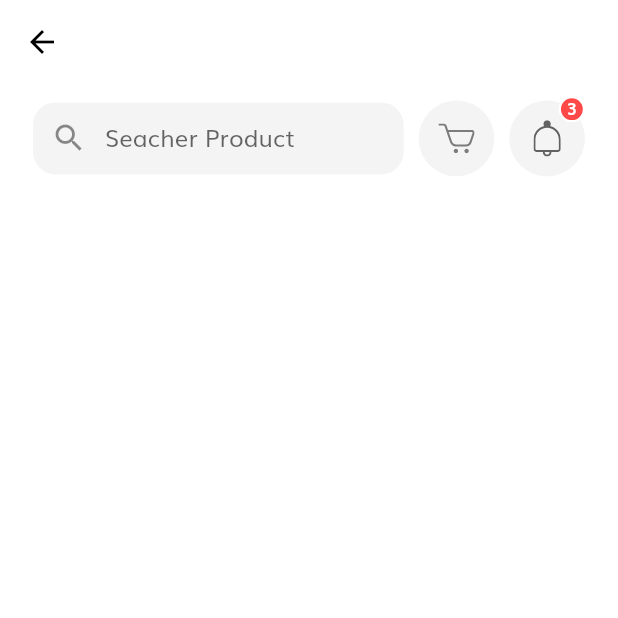
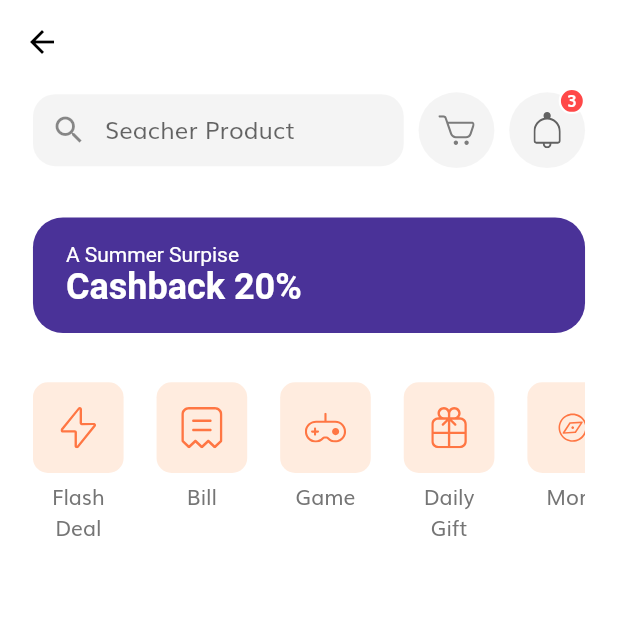
Before and after one commit to clebemachado/e-comerce-estudo, a Flutter app: the HomeScreen screen opened by its route, on a phone screen of 412 x 824 dp, the top half of it. Run offline on Flutter 3.47's test engine with Material 2 defaults, Android fonts, the phone set to English and light mode, and no system bars; our stand-ins replace flutter_svg.

Commit message:
Feito categoria

```diff
--- a/lib/screens/home/components/body.dart
+++ b/lib/screens/home/components/body.dart
@@ -1,8 +1,9 @@
 import 'package:flutter/material.dart';
+import 'package:flutter_svg/flutter_svg.dart';
+import 'package:onboarding_screen/screens/home/components/categories.dart';
 
-import 'package:onboarding_screen/constants.dart';
-import 'package:onboarding_screen/screens/home/components/icons_btn_with_count.dart';
-import 'package:onboarding_screen/screens/home/components/seach_field.dart';
+import 'package:onboarding_screen/screens/home/components/discount_banner.dart';
+import 'package:onboarding_screen/screens/home/components/home_header.dart';
 import 'package:onboarding_screen/size_config.dart';
 
 class Body extends StatelessWidget {
@@ -16,26 +17,12 @@ class Body extends StatelessWidget {
         child: SingleChildScrollView(
           child: Column(
             children: [
+              SizedBox(height: getProportionateScreenWidth(5)),
+              const HomeHeader(),
               SizedBox(height: getProportionateScreenWidth(10)),
-              Padding(
-                padding: EdgeInsets.symmetric(
-                    horizontal: getProportionateScreenWidth(20)),
-                child: Row(
-                  mainAxisAlignment: MainAxisAlignment.spaceBetween,
-                  children: [
-                    const SeacherField(),
-                    IconBtnWithCounter(
-                      svgSrc: "assets/icons/Cart Icon.svg",
-                      press: () {},
-                    ),
-                    IconBtnWithCounter(
-                      svgSrc: "assets/icons/Bell.svg",
-                      numOfItems: 3,
-                      press: () {},
-                    )
-                  ],
-                ),
-              )
+              const DiscountBanner(),
+              SizedBox(height: getProportionateScreenWidth(10)),
+              Categories(),
             ],
           ),
         ),
@@ -43,3 +30,29 @@ class Body extends StatelessWidget {
     );
   }
 }
+
+
+
+/*
+...List.generate(
+            categories.length,
+            (index) => CateroryCard(
+              icon: categories[index]["icon"],
+              text: categories[index]["text"],
+              press: () {},
+            ),
+          ),
+
+
+Row(
+      children: categories
+          .map(
+            (e) => CateroryCard(
+              icon: e["icon"],
+              text: e["text"],
+              press: () => () {},
+            ),
+          )
+          .toList(),
+    );
+*/
--- /dev/null
+++ b/lib/screens/home/components/categories.dart
@@ -0,0 +1,90 @@
+import 'package:flutter/material.dart';
+import 'package:flutter_svg/flutter_svg.dart';
+
+import '../../../size_config.dart';
+
+
+class Categories extends StatelessWidget {
+  Categories({Key? key}) : super(key: key);
+
+  List<Map<String, dynamic>> categories = [
+    {"icon": "assets/icons/Flash Icon.svg", "text": "Flash Deal"},
+    {"icon": "assets/icons/Bill Icon.svg", "text": "Bill"},
+    {"icon": "assets/icons/Game Icon.svg", "text": "Game"},
+    {"icon": "assets/icons/Gift Icon.svg", "text": "Daily Gift"},
+    {"icon": "assets/icons/Discover.svg", "text": "More"},
+  ];
+
+  @override
+  Widget build(BuildContext context) {
+    return Padding(
+      padding: EdgeInsets.symmetric(
+        horizontal: getProportionateScreenWidth(20),
+      ),
+      child: SingleChildScrollView(
+        scrollDirection: Axis.horizontal,
+        child: Row(
+          mainAxisAlignment: MainAxisAlignment.spaceBetween,
+          crossAxisAlignment: CrossAxisAlignment.start,
+          children: [
+            ...List.generate(
+              categories.length,
+              (index) => Padding(
+                padding:
+                    EdgeInsets.only(right: getProportionateScreenWidth(20)),
+                child: CateroryCard(
+                  icon: categories[index]["icon"],
+                  text: categories[index]["text"],
+                  press: () {},
+                ),
+              ),
+            ),
+          ],
+        ),
+      ),
+    );
+  }
+}
+
+
+class CateroryCard extends StatelessWidget {
+  const CateroryCard({
+    Key? key,
+    required this.icon,
+    required this.text,
+    required this.press,
+  }) : super(key: key);
+
+  final String icon, text;
+  final GestureTapCallback press;
+
+  @override
+  Widget build(BuildContext context) {
+    return GestureDetector(
+      onTap: press,
+      child: SizedBox(
+        width: getProportionateScreenWidth(55),
+        child: Column(
+          children: [
+            AspectRatio(
+              aspectRatio: 1,
+              child: Container(
+                padding: EdgeInsets.all(getProportionateScreenWidth(15)),
+                decoration: BoxDecoration(
+                  color: const Color(0xFFFFECDF),
+                  borderRadius: BorderRadius.circular(10),
+                ),
+                child: SvgPicture.asset(icon),
+              ),
+            ),
+            const SizedBox(height: 5),
+            Text(
+              text,
+              textAlign: TextAlign.center,
+            )
+          ],
+        ),
+      ),
+    );
+  }
+}
--- /dev/null
+++ b/lib/screens/home/components/discount_banner.dart
@@ -0,0 +1,39 @@
+import 'package:flutter/material.dart';
+
+import '../../../size_config.dart';
+
+class DiscountBanner extends StatelessWidget {
+  const DiscountBanner({
+    Key? key,
+  }) : super(key: key);
+
+  @override
+  Widget build(BuildContext context) {
+    return Container(
+      margin: EdgeInsets.all(getProportionateScreenWidth(20)),
+      padding: EdgeInsets.symmetric(
+        horizontal: getProportionateScreenWidth(20),
+        vertical: getProportionateScreenWidth(15),
+      ),
+      width: double.infinity,
+      //height: 90,
+      decoration: BoxDecoration(
+        color: const Color(0XFF4A3298),
+        borderRadius: BorderRadius.circular(20),
+      ),
+      child: const Text.rich(
+        TextSpan(
+            text: "A Summer Surpise\n",
+            style: TextStyle(color: Colors.white),
+            children: [
+              TextSpan(
+                  text: "Cashback 20%",
+                  style: TextStyle(
+                    fontSize: 24,
+                    fontWeight: FontWeight.bold,
+                  )),
+            ]),
+      ),
+    );
+  }
+}
--- /dev/null
+++ b/lib/screens/home/components/home_header.dart
@@ -0,0 +1,32 @@
+import 'package:flutter/material.dart';
+import 'package:onboarding_screen/screens/home/components/icons_btn_with_count.dart';
+import 'package:onboarding_screen/screens/home/components/seach_field.dart';
+
+import '../../../size_config.dart';
+
+class HomeHeader extends StatelessWidget {
+  const HomeHeader({Key? key}) : super(key: key);
+
+  @override
+  Widget build(BuildContext context) {
+    return Padding(
+      padding:
+          EdgeInsets.symmetric(horizontal: getProportionateScreenWidth(20)),
+      child: Row(
+        mainAxisAlignment: MainAxisAlignment.spaceBetween,
+        children: [
+          const SeacherField(),
+          IconBtnWithCounter(
+            svgSrc: "assets/icons/Cart Icon.svg",
+            press: () {},
+          ),
+          IconBtnWithCounter(
+            svgSrc: "assets/icons/Bell.svg",
+            numOfItems: 3,
+            press: () {},
+          )
+        ],
+      ),
+    );
+  }
+}
--- a/lib/screens/home/components/icons_btn_with_count.dart
+++ b/lib/screens/home/components/icons_btn_with_count.dart
@@ -9,7 +9,7 @@ class IconBtnWithCounter extends StatelessWidget {
   final int numOfItems;
   final GestureTapCallback press;
 
-  IconBtnWithCounter({
+  const IconBtnWithCounter({
     Key? key,
     required this.svgSrc,
     this.numOfItems = 0,
--- a/lib/screens/home/home_screen.dart
+++ b/lib/screens/home/home_screen.dart
@@ -9,7 +9,7 @@ class HomeScreen extends StatelessWidget {
   Widget build(BuildContext context) {
     return Scaffold(
       appBar: AppBar(),
-      body: Body(),
+      body: const Body(),
     );
   }
 }
```
